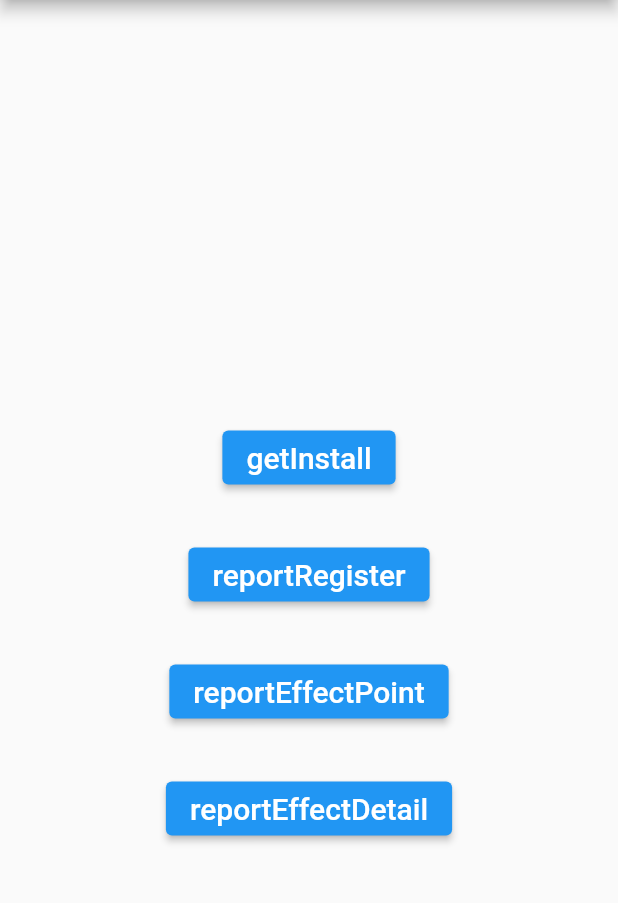
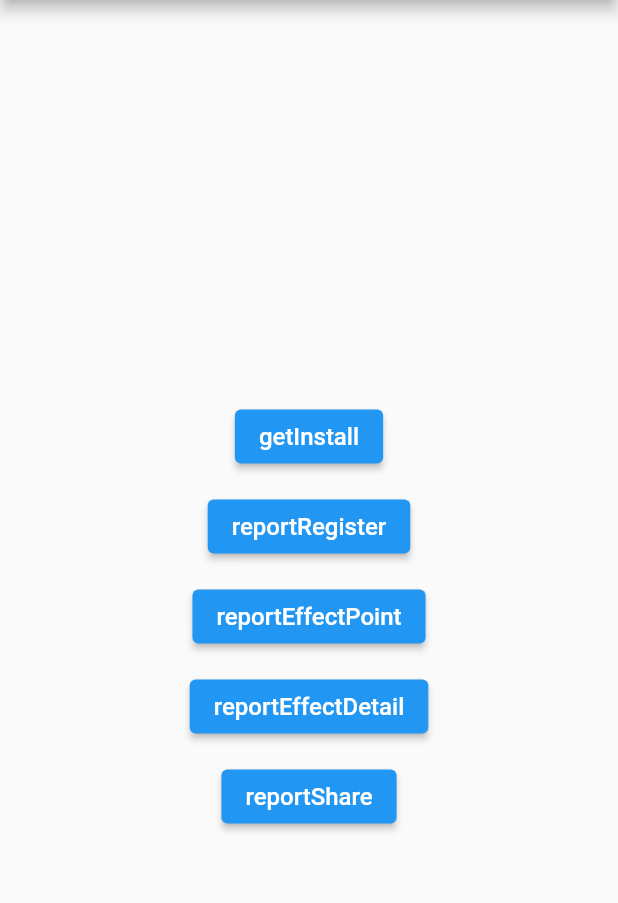
Before and after one commit to OpenInstall/openinstall-flutter-plugin, a Flutter app: the screen it shows after launch, on a phone screen of 412 x 824 dp, the part 84-987 px from its top. Run offline on Flutter 3.47's test engine with Material 2 defaults, Android fonts, the phone set to English and light mode, and no system bars; missing offline and left inert: dart:ffi.

Commit message:
升级Android SDK 2.8.0

```diff
--- a/example/lib/main.dart
+++ b/example/lib/main.dart
@@ -48,43 +48,54 @@ class _MyAppState extends State<MyApp> {
           child: Column(
             mainAxisSize: MainAxisSize.min,
             children: <Widget>[
-              Text(installLog, style: TextStyle(fontSize: 20)),
-              Text(wakeUpLog, style: TextStyle(fontSize: 20)),
-              const SizedBox(height: 30),
+              Text(installLog, style: TextStyle(fontSize: 18)),
+              Text(wakeUpLog, style: TextStyle(fontSize: 18)),
+              const SizedBox(height: 12),
               ElevatedButton(
                 onPressed: () {
-                  _openinstallFlutterPlugin.install(installHandler,11);
+                  _openinstallFlutterPlugin.install(installHandler, 11);
                 },
-                child: Text('getInstall', style: TextStyle(fontSize: 20)),
+                child: Text('getInstall', style: TextStyle(fontSize: 16)),
               ),
-              const SizedBox(height: 30),
+              const SizedBox(height: 12),
               ElevatedButton(
                 onPressed: () {
                   _openinstallFlutterPlugin.reportRegister();
                 },
                 child: const Text('reportRegister',
-                    style: TextStyle(fontSize: 20)),
+                    style: TextStyle(fontSize: 16)),
               ),
-              const SizedBox(height: 30),
+              const SizedBox(height: 12),
               ElevatedButton(
                 onPressed: () {
                   _openinstallFlutterPlugin.reportEffectPoint("effect_test", 1);
                 },
                 child: const Text('reportEffectPoint',
-                    style: TextStyle(fontSize: 20)),
+                    style: TextStyle(fontSize: 16)),
               ),
-              const SizedBox(height: 30),
+              const SizedBox(height: 12),
               ElevatedButton(
                 onPressed: () {
                   Map<String, String> extraMap = {
                     "systemVersion": Platform.operatingSystemVersion,
                     "flutterVersion": Platform.version
                   };
-                  _openinstallFlutterPlugin.reportEffectPoint("effect_detail", 1, extraMap);
+                  _openinstallFlutterPlugin.reportEffectPoint(
+                      "effect_detail", 1, extraMap);
                 },
                 child: const Text('reportEffectDetail',
-                    style: TextStyle(fontSize: 20)),
+                    style: TextStyle(fontSize: 16)),
               ),
+              const SizedBox(height: 12),
+              ElevatedButton(
+                  onPressed: () {
+                    _openinstallFlutterPlugin
+                        .reportShare("123456", "WechatSession")
+                        .then((data) =>
+                            print("reportShare : " + data.toString()));
+                  },
+                  child: const Text('reportShare',
+                      style: TextStyle(fontSize: 16))),
             ],
           ),
         ),
@@ -92,21 +103,25 @@ class _MyAppState extends State<MyApp> {
     );
   }
 
-  Future<Object> installHandler(Map<String, Object> data) async {
+  Future installHandler(Map<String, Object> data) async {
     print("installHandler : " + data.toString());
     setState(() {
-      installLog = "install result : channel=" + data['channelCode'].toString()
-          + ", data=" + data['bindData'].toString() + "\n";
+      installLog = "install result : channel=" +
+          data['channelCode'].toString() +
+          ", data=" +
+          data['bindData'].toString() +
+          "\n";
     });
-    return "";
   }
 
-  Future<Object> wakeupHandler(Map<String, Object> data) async {
+  Future wakeupHandler(Map<String, Object> data) async {
     print("wakeupHandler : " + data.toString());
     setState(() {
-      wakeUpLog = "wakeup result : channel=" + data['channelCode'].toString()
-          + ", data=" + data['bindData'].toString() + "\n";
+      wakeUpLog = "wakeup result : channel=" +
+          data['channelCode'].toString() +
+          ", data=" +
+          data['bindData'].toString() +
+          "\n";
     });
-    return "";
   }
 }
--- a/lib/openinstall_flutter_plugin.dart
+++ b/lib/openinstall_flutter_plugin.dart
@@ -1,9 +1,10 @@
 import 'dart:async';
+import 'dart:ffi';
 import 'dart:io';
 
 import 'package:flutter/services.dart';
 
-typedef Future<Object> EventHandler(Map<String, Object> data);
+typedef Future EventHandler(Map<String, Object> data);
 
 class OpeninstallFlutterPlugin {
   // 单例
@@ -20,6 +21,7 @@ class OpeninstallFlutterPlugin {
 
   static const MethodChannel _channel = const MethodChannel('openinstall_flutter_plugin');
 
+  // 已废弃
   // 旧版本使用，保留一段时间，防止 npm 自动升级使用最新版本插件出现问题
   void config(bool adEnabled, String? oaid, String? gaid) {
     print("OpenInstallPlugin:config(bool adEnabled, String? oaid, String? gaid) 后续版本将移除，请使用configAndroid(Map options)");
@@ -53,8 +55,11 @@ class OpeninstallFlutterPlugin {
       // 仅使用于 Android 平台
     }
   }
+
+  // 已废弃
   // 关闭SerialNumber读取
   void serialEnabled(bool enabled){
+    print("OpenInstallPlugin:serialEnabled(bool enabled) 后续版本将移除，请使用configAndroid(Map options)");
     if (Platform.isAndroid) {
       var args = new Map();
       args["enabled"] = enabled;
@@ -111,7 +116,7 @@ class OpeninstallFlutterPlugin {
   }
 
   // 只有在用户进入应用后在较短时间内需要返回安装参数，但是又不想影响参数获取精度时使用。
-  // 在retry为true的情况下，后续再次通过install依然可以获取安装数据
+  // 在shouldRetry为true的情况下，后续再次通过install依然可以获取安装数据
   // 通常情况下，请使用 install 方法获取安装参数
   void getInstallCanRetry(EventHandler installHandler, [int seconds = 3]) {
     if (Platform.isAndroid) {
@@ -138,6 +143,14 @@ class OpeninstallFlutterPlugin {
     _channel.invokeMethod('reportEffectPoint', args);
   }
 
+  Future<Map<Object?, Object?>> reportShare(String shareCode, String platform) async {
+    var args = new Map();
+    args["shareCode"] = shareCode;
+    args["platform"] = platform;
+    Map<Object?, Object?> data = await _channel.invokeMethod('reportShare', args);
+    return data;
+  }
+
   Future _handleMethod(MethodCall call) async {
     print(call.method);
     switch (call.method) {
--- a/pubspec.yaml
+++ b/pubspec.yaml
@@ -1,6 +1,6 @@
 name: openinstall_flutter_plugin
 description: openinstall_flutter_plugin is a Flutter plugin based on openinstall, and with null safety support.
-version: 2.3.1
+version: 2.4.0
 homepage: https://www.openinstall.io
 
 environment:
```
Also changed, not shown: 8 other files.
